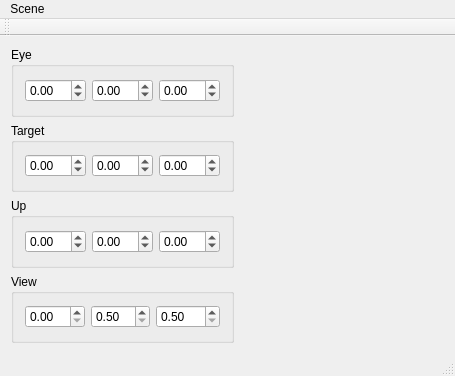
Before: the Qt Designer form grogqt/grogqt/mainwindow.ui in alban-rochel/grog, drawn with Qt 5.
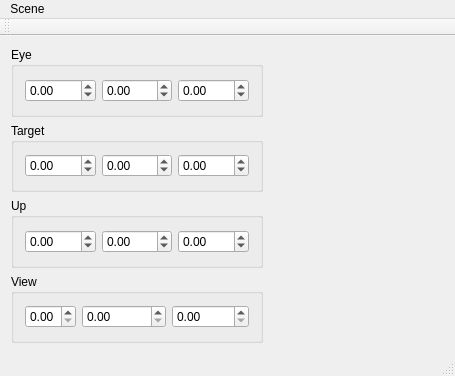
After: the same form once the commit is applied.

```diff
--- a/grogqt/grogqt/mainwindow.ui
+++ b/grogqt/grogqt/mainwindow.ui
@@ -180,10 +180,10 @@
          <item>
           <widget class="QDoubleSpinBox" name="nearSpinBox">
            <property name="minimum">
-            <double>0.500000000000000</double>
+            <double>0.000000000000000</double>
            </property>
            <property name="maximum">
-            <double>5.000000000000000</double>
+            <double>100000.000000000000000</double>
            </property>
            <property name="singleStep">
             <double>0.100000000000000</double>
@@ -193,10 +193,10 @@
          <item>
           <widget class="QDoubleSpinBox" name="farSpinBox">
            <property name="minimum">
-            <double>0.500000000000000</double>
+            <double>0.000000000000000</double>
            </property>
            <property name="maximum">
-            <double>100.000000000000000</double>
+            <double>10000.000000000000000</double>
            </property>
            <property name="singleStep">
             <double>0.100000000000000</double>
```
